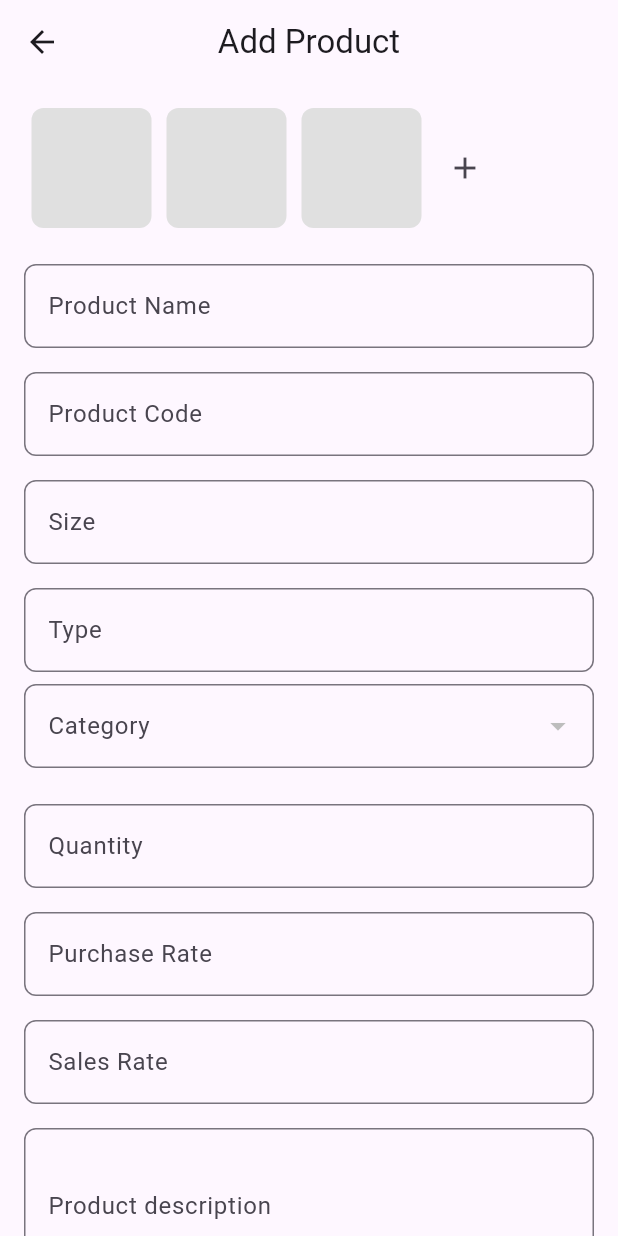
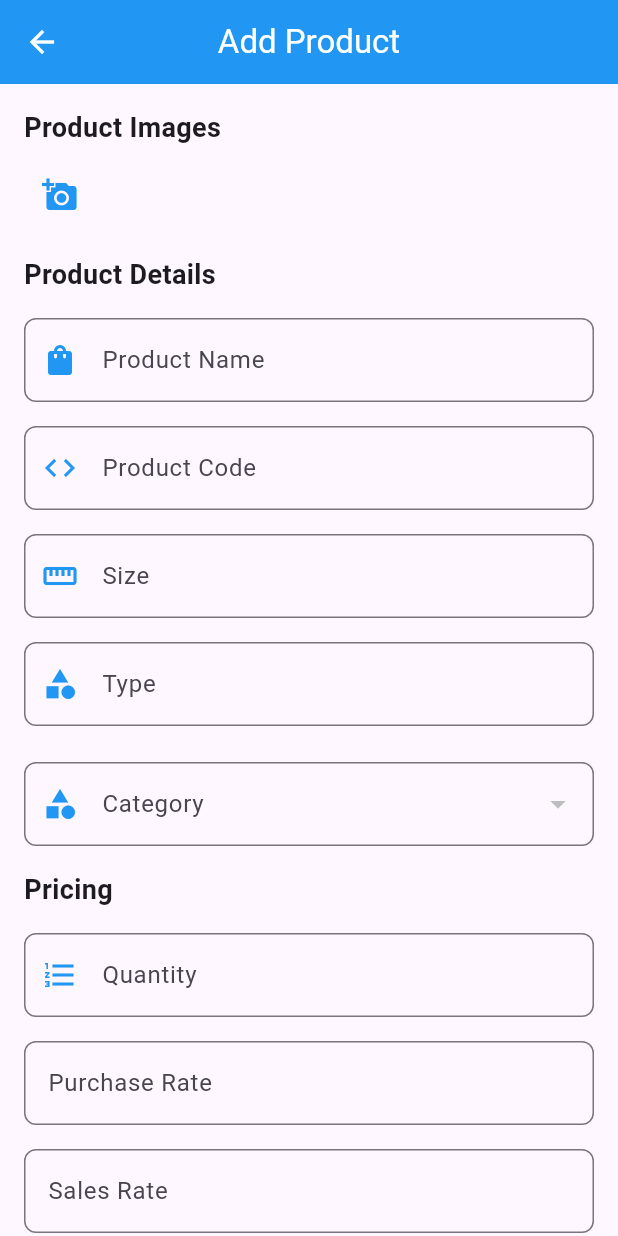
Before and after one commit to nadeerep07/Zoyo, a Flutter app: the AddUpdateScreen screen opened directly, on a phone screen of 412 x 824 dp. Run offline on Flutter 3.47's test engine with Material 3 defaults, Android fonts, the phone set to English and light mode, and no system bars; our stand-ins replace carousel_slider, hive, hive_flutter, image_picker; accounts and stored records are empty.

Commit message:
second commit

```diff
--- a/lib/screens/NavigationScreen/manageScetion/AddEdit/add_update_screen.dart
+++ b/lib/screens/NavigationScreen/manageScetion/AddEdit/add_update_screen.dart
@@ -1,20 +1,27 @@
+import 'dart:io';
+
 import 'package:flutter/material.dart';
 import 'package:hive/hive.dart';
+import 'package:zoyo_bathware/database/category_model.dart';
+import 'package:zoyo_bathware/screens/NavigationScreen/manageScetion/AddEdit/image_picker.dart';
 import 'package:zoyo_bathware/screens/NavigationScreen/manageScetion/AddEdit/text_field.dart';
 
 class AddUpdateScreen extends StatefulWidget {
   final bool isEditing;
   final Map<String, String>? existingProduct;
 
-  const AddUpdateScreen(
-      {Key? key, this.isEditing = false, this.existingProduct})
-      : super(key: key);
+  const AddUpdateScreen({
+    Key? key,
+    this.isEditing = false,
+    this.existingProduct,
+  }) : super(key: key);
 
   @override
   State<AddUpdateScreen> createState() => _AddUpdateScreenState();
 }
 
 class _AddUpdateScreenState extends State<AddUpdateScreen> {
+  final TextEditingController productNameController = TextEditingController();
   final TextEditingController productCodeController = TextEditingController();
   final TextEditingController sizeController = TextEditingController();
   final TextEditingController typeController = TextEditingController();
@@ -25,43 +32,74 @@ class _AddUpdateScreenState extends State<AddUpdateScreen> {
 
   String? selectedCategory;
   List<String> categories = [];
+  List<File> selectedImages = [];
+  final ImagePickerHelper imagePickerHelper = ImagePickerHelper();
 
   @override
   void initState() {
     super.initState();
     _loadCategories();
     if (widget.isEditing) {
+      productNameController.text = widget.existingProduct?['product'] ?? '';
       selectedCategory = widget.existingProduct?['category'];
+    }
+  }
+
+  Future<void> pickImages() async {
+    final List<File>? pickedImages =
+        await imagePickerHelper.pickMultipleImages();
+
+    if (pickedImages != null && pickedImages.isNotEmpty) {
+      setState(() {
+        selectedImages.addAll(pickedImages);
+      });
     }
   }
 
   void _loadCategories() async {
     if (!Hive.isBoxOpen('categories')) {
-      await Hive.openBox('categories');
+      await Hive.openBox<Category>('categories');
     }
 
-    var box = Hive.box('categories');
-    // Fetch categories from the box
-    List categories = box.get('categories', defaultValue: []);
+    var box = Hive.box<Category>('categories');
 
     setState(() {
-      // Update state with the loaded categories
-      categories = categories.cast<String>();
+      categories = box.values.map((category) => category.name).toList();
     });
+  }
+
+  void _submitForm() {
+    if (productNameController.text.isEmpty || selectedCategory == null) {
+      ScaffoldMessenger.of(context).showSnackBar(
+        SnackBar(content: Text("Please fill all required fields")),
+      );
+      return;
+    }
+
+    if (widget.isEditing) {
+      print("Updating Product...");
+    } else {
+      print("Adding Product...");
+    }
+
+    Navigator.pop(context);
   }
 
   @override
   Widget build(BuildContext context) {
-    final TextEditingController productNameController = TextEditingController(
-        text: widget.isEditing ? widget.existingProduct!['product'] : "");
-
     return Scaffold(
       appBar: AppBar(
         leading: IconButton(
           onPressed: () => Navigator.pop(context),
-            icon: Icon(Icons.arrow_back)),
-        title: Text(widget.isEditing ? "Edit Product" : "Add Product"),
+          icon: Icon(Icons.arrow_back, color: Colors.white),
+        ),
+        title: Text(
+          widget.isEditing ? "Edit Product" : "Add Product",
+          style: TextStyle(color: Colors.white),
+        ),
         centerTitle: true,
+        backgroundColor: Colors.blue,
+        elevation: 0,
       ),
       body: SingleChildScrollView(
         child: Padding(
@@ -69,32 +107,68 @@ class _AddUpdateScreenState extends State<AddUpdateScreen> {
           child: Column(
             crossAxisAlignment: CrossAxisAlignment.start,
             children: [
+              // **Image Picker Section**
+              Text(
+                "Product Images",
+                style: TextStyle(fontSize: 18, fontWeight: FontWeight.bold),
+              ),
+              SizedBox(height: 8),
               Row(
-                children: List.generate(
-                  3,
-                  (index) => Container(
+                children: [
+                  ...selectedImages.map((image) {
+                    return Stack(
+                      children: [
+                        Container(
                           width: 80,
                           height: 80,
                           margin: EdgeInsets.symmetric(horizontal: 5),
                           decoration: BoxDecoration(
-                      color: Colors.grey[300],
+                            image: DecorationImage(
+                              image: FileImage(image),
+                              fit: BoxFit.cover,
+                            ),
                             borderRadius: BorderRadius.circular(8),
                           ),
                         ),
-                )..add(
-                    IconButton(
-                      icon: Icon(Icons.add),
-                      onPressed: () {},
+                        Positioned(
+                          right: 0,
+                          top: 0,
+                          child: GestureDetector(
+                            onTap: () {
+                              setState(() {
+                                selectedImages.remove(image);
+                              });
+                            },
+                            child: Icon(Icons.cancel, color: Colors.red),
                           ),
                         ),
+                      ],
+                    );
+                  }).toList(),
+                  if (selectedImages.length < 5)
+                    IconButton(
+                      icon: Icon(Icons.add_a_photo, color: Colors.blue),
+                      onPressed: pickImages,
+                    ),
+                ],
               ),
               SizedBox(height: 16),
-              buildTextField('Product Name', productNameController),
-              buildTextField('Product Code', productCodeController),
-              buildTextField('Size', sizeController),
-              buildTextField('Type', typeController),
 
-              // **Dropdown for Selecting Category**
+              // **Product Details Section**
+              Text(
+                "Product Details",
+                style: TextStyle(fontSize: 18, fontWeight: FontWeight.bold),
+              ),
+              SizedBox(height: 8),
+              buildTextField('Product Name', productNameController,
+                  icon: Icons.shopping_bag),
+              buildTextField('Product Code', productCodeController,
+                  icon: Icons.code),
+              buildTextField('Size', sizeController, icon: Icons.straighten),
+              buildTextField('Type', typeController, icon: Icons.category),
+              SizedBox(height: 16),
+
+              // **Category Dropdown**
               DropdownButtonFormField<String>(
                 value: selectedCategory,
                 decoration: InputDecoration(
@@ -102,6 +176,7 @@ class _AddUpdateScreenState extends State<AddUpdateScreen> {
                   border: OutlineInputBorder(
                     borderRadius: BorderRadius.circular(8),
                   ),
+                  prefixIcon: Icon(Icons.category, color: Colors.blue),
                 ),
                 items: categories
                     .map((category) => DropdownMenuItem(
@@ -117,37 +192,58 @@ class _AddUpdateScreenState extends State<AddUpdateScreen> {
               ),
               SizedBox(height: 16),
 
-              buildTextField('Quantity', quantityController),
-              buildTextField('Purchase Rate', purchaseRateController,
-                  prefix: '\$'),
-              buildTextField('Sales Rate', salesRateController, prefix: '\$'),
-              buildTextField('Product description', descriptionController,
-                  maxLines: 3),
+              // **Pricing Section**
+              Text(
+                "Pricing",
+                style: TextStyle(fontSize: 18, fontWeight: FontWeight.bold),
+              ),
+              SizedBox(height: 8),
+              buildTextField('Quantity', quantityController,
+                  icon: Icons.format_list_numbered),
+              buildTextField(
+                'Purchase Rate',
+                purchaseRateController,
+                prefix: '\₹',
+              ),
+              buildTextField(
+                'Sales Rate',
+                salesRateController,
+                prefix: '\₹',
+              ),
+              SizedBox(height: 16),
+
+              // **Description Section**
+              Text(
+                "Description",
+                style: TextStyle(fontSize: 18, fontWeight: FontWeight.bold),
+              ),
+              SizedBox(height: 8),
+              buildTextField('Product Description', descriptionController,
+                  maxLines: 3, icon: Icons.description),
               SizedBox(height: 20),
+
+              // **Submit Button**
               SizedBox(
                 width: double.infinity,
                 height: 50,
-                child: ElevatedButton(
+                child: ElevatedButton.icon(
                   style: ElevatedButton.styleFrom(
                     backgroundColor: Colors.blue,
                     shape: RoundedRectangleBorder(
                       borderRadius: BorderRadius.circular(8),
                     ),
                   ),
-                  onPressed: () {
-                    if (widget.isEditing) {
-                      print("Updating Product...");
-                    } else {
-                      print("Adding Product...");
-                    }
-                    Navigator.pop(context);
-                  },
-                  child: Text(
+                  onPressed: _submitForm,
+                  icon: Icon(
+                    widget.isEditing ? Icons.update : Icons.add,
+                    color: Colors.white,
+                  ),
+                  label: Text(
                     widget.isEditing ? "Update Product" : "Add Product",
                     style: TextStyle(fontSize: 18, color: Colors.white),
                   ),
                 ),
-              )
+              ),
             ],
           ),
         ),
--- a/lib/screens/NavigationScreen/manageScetion/AddEdit/text_field.dart
+++ b/lib/screens/NavigationScreen/manageScetion/AddEdit/text_field.dart
@@ -1,7 +1,7 @@
 import 'package:flutter/material.dart';
 
 Widget buildTextField(String label, TextEditingController controller,
-    {String? prefix, int maxLines = 1}) {
+    {String? prefix, int maxLines = 1, IconData? icon}) {
   return Padding(
     padding: const EdgeInsets.symmetric(vertical: 8.0),
     child: TextField(
@@ -13,6 +13,7 @@ Widget buildTextField(String label, TextEditingController controller,
         border: OutlineInputBorder(
           borderRadius: BorderRadius.circular(8),
         ),
+        prefixIcon: icon != null ? Icon(icon, color: Colors.blue) : null,
       ),
     ),
   );
```
Lines whose indentation alone changed are shown as unchanged.
